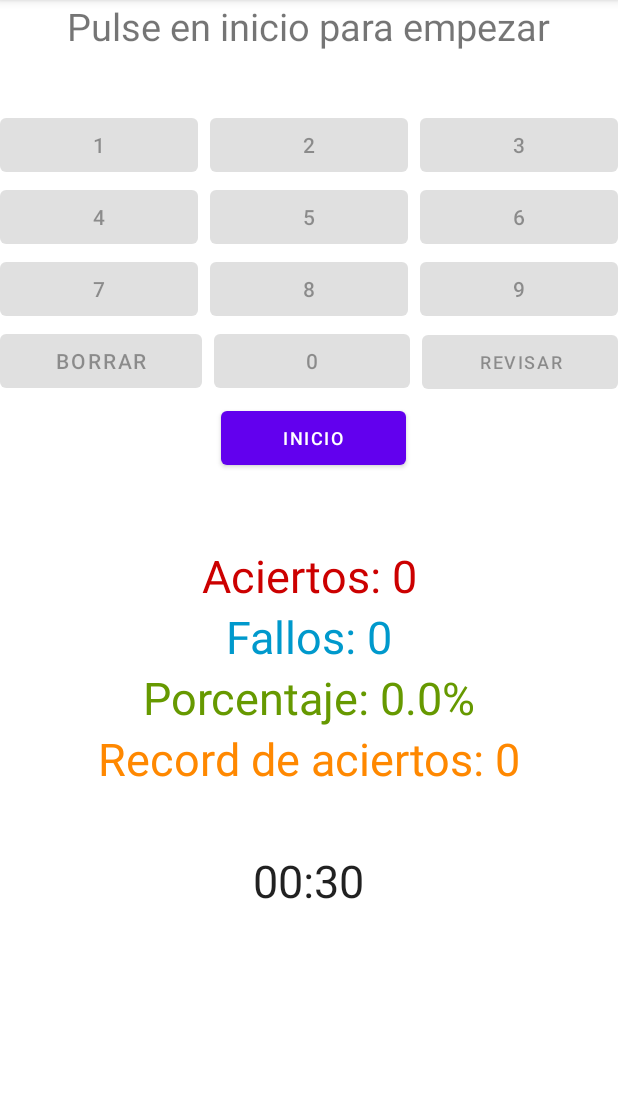
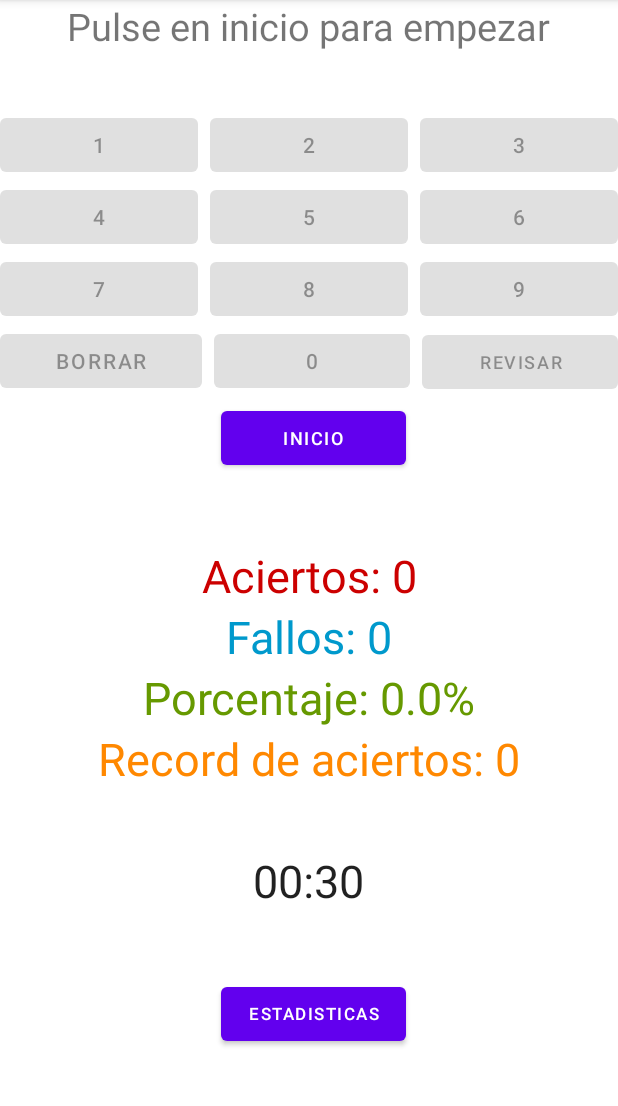
Before and after one commit to cargonare/Calculadora, an Android app: the screen it shows after launch (MainActivity), on a phone screen of 412 x 824 dp, the part 84-1190 px from its top. Run offline under Robolectric (Android 15) with nearby library versions, the phone set to English and light mode, and no system bars.

Commit message:
Añadidas estadísticas

```diff
--- a/app/src/main/AndroidManifest.xml
+++ b/app/src/main/AndroidManifest.xml
@@ -12,6 +12,9 @@
         android:theme="@style/Theme.Calculadora"
         tools:targetApi="31">
         <activity
+            android:name=".Estadisticas"
+            android:exported="false" />
+        <activity
             android:name=".MainActivity"
             android:exported="true">
             <intent-filter>
--- a/app/src/main/java/com/example/calculadora/MainActivity.java
+++ b/app/src/main/java/com/example/calculadora/MainActivity.java
@@ -3,8 +3,10 @@ package com.example.calculadora;
 import androidx.appcompat.app.AppCompatActivity;
 
 import android.annotation.SuppressLint;
+import android.content.Intent;
 import android.os.Bundle;
 import android.os.CountDownTimer;
+import android.os.Parcelable;
 import android.os.SystemClock;
 import android.text.Editable;
 import android.text.TextWatcher;
@@ -15,6 +17,8 @@ import android.widget.TextView;
 import android.widget.Toast;
 
 import java.text.DecimalFormat;
+import java.util.ArrayList;
+import java.util.List;
 import java.util.Random;
 
 public class MainActivity extends AppCompatActivity {
@@ -22,12 +26,13 @@ public class MainActivity extends AppCompatActivity {
     private int idBotones[]={R.id.button0,R.id.button1,R.id.button2,R.id.button3,R.id.button4,R.id.button5,
             R.id.button6,R.id.button7,R.id.button8,R.id.button9};
     private Button botones[]=new Button[10];
-    private Button borrar, comprobar, reiniciar, iniciar;
+    private Button borrar, comprobar, reiniciar, iniciar, estadisticas;
     private TextView tvAciertos,tvFallos,tvOperacion,tvResultado,tvPorcentaje,tvRecord, tvTitulo;
-    private int res,input,aciertos=0, fallos=0, record=0;
+    private int res,input,aciertos=0, fallos=0, record=0, index=1;
     private double porcentaje=0.0;
     private String stringRes, stringInput;
     Chronometer cronometro;
+    ArrayList<Resultado> listaResultados = new ArrayList<Resultado>();
 
     private CountDownTimer cuentaAtras;
     @SuppressLint("MissingInflatedId")
@@ -49,6 +54,7 @@ public class MainActivity extends AppCompatActivity {
         iniciar=findViewById(R.id.buttonInicio);
         cronometro=findViewById(R.id.chronometer);
         tvTitulo=findViewById(R.id.textViewTitle);
+        estadisticas=findViewById(R.id.buttonEstadisticas);
 
 
         tvAciertos.setText("Aciertos: " + aciertos);
@@ -72,6 +78,7 @@ public class MainActivity extends AppCompatActivity {
             iniciar.setVisibility(View.GONE);
             reiniciar.setVisibility(View.VISIBLE);
             tvTitulo.setText("Operación");
+            estadisticas.setEnabled(false);
             activarBotones();
             generaOperacion();
             if(cuentaAtras!=null){
@@ -141,6 +148,16 @@ public class MainActivity extends AppCompatActivity {
         });
 
 
+        Bundle bundle = new Bundle();
+        bundle.putParcelableArrayList("listaResultados", listaResultados);
+
+        Intent intent = new Intent(this, Estadisticas.class);
+        intent.putExtras(bundle);
+
+        estadisticas.setOnClickListener(view -> {
+            startActivity(intent);
+        });
+
     }
 
     private void activarBotones() {
@@ -164,11 +181,13 @@ public class MainActivity extends AppCompatActivity {
             public void onFinish() {
                 cronometro.setText("00:00");
                 Toast.makeText(MainActivity.this, "Se acabó el tiempo, has conseguido " + aciertos + " aciertos", Toast.LENGTH_SHORT).show();
+                listaResultados.add(new Resultado(index,aciertos,fallos,porcentaje));
                 actualizar();
                 tvOperacion.setText("");
                 tvTitulo.setText("Pulse en inicio para empezar");
                 iniciar.setVisibility(View.VISIBLE);
                 reiniciar.setVisibility(View.GONE);
+                estadisticas.setEnabled(true);
                 tvOperacion.setText("");
                 desactivarBotones();
             }
@@ -186,6 +205,7 @@ public class MainActivity extends AppCompatActivity {
         Toast.makeText(MainActivity.this, "Has reiniciado partida, has consegido " + aciertos + " aciertos", Toast.LENGTH_SHORT).show();
         iniciar.setVisibility(View.VISIBLE);
         reiniciar.setVisibility(View.GONE);
+        estadisticas.setEnabled(true);
         tvResultado.setText("");
         tvOperacion.setText("");
         desactivarBotones();
@@ -194,12 +214,14 @@ public class MainActivity extends AppCompatActivity {
         cronometro.setText("00" + ":" + "30");
         borrar.setEnabled(false);
         comprobar.setEnabled(false);
+        listaResultados.add(new Resultado(index,aciertos,fallos,porcentaje));
         actualizar();
         //generaOperacion();
     }
 
     private void actualizar() {
 
+        index++;
 
         if(aciertos>record){
             record=aciertos;
--- a/app/src/main/res/layout/activity_main.xml
+++ b/app/src/main/res/layout/activity_main.xml
@@ -189,7 +189,7 @@
             android:text="@string/Inicio"
             android:textSize="12dp" />
         <TextView
-            android:id="@+id/textViewNulo1"
+            android:id="@+id/textViewNulo6"
             android:layout_width="422dp"
             android:layout_height="match_parent"
             android:layout_weight="1"
@@ -199,7 +199,7 @@
     </LinearLayout>
 
     <TextView
-        android:id="@+id/textViewNulo3"
+        android:id="@+id/textViewNulo4"
         android:layout_width="422dp"
         android:layout_height="match_parent"
         android:layout_weight="1"
@@ -265,4 +265,47 @@
         android:gravity="center"
         android:layout_gravity="center"/>
 
+    <TextView
+        android:id="@+id/textViewNulo3"
+        android:layout_width="422dp"
+        android:layout_height="match_parent"
+        android:layout_weight="1"
+        android:text="5"
+        android:textSize="30sp"
+        android:visibility="invisible" />
+
+    <LinearLayout
+        android:layout_width="match_parent"
+        android:layout_height="58dp"
+        android:divider="@drawable/divider"
+        android:orientation="horizontal"
+        android:showDividers="middle">
+
+
+        <TextView
+            android:id="@+id/textViewNulo5"
+            android:layout_width="427dp"
+            android:layout_height="match_parent"
+            android:layout_weight="1"
+            android:text="7"
+            android:textSize="30sp"
+            android:visibility="invisible" />
+
+        <Button
+            android:id="@+id/buttonEstadisticas"
+            android:layout_width="411dp"
+            android:layout_height="wrap_content"
+            android:layout_weight="1"
+            android:text="@string/Estadisticas"
+            android:textSize="11dp" />
+        <TextView
+            android:id="@+id/textViewNulo1"
+            android:layout_width="422dp"
+            android:layout_height="match_parent"
+            android:layout_weight="1"
+            android:text="1"
+            android:textSize="30sp"
+            android:visibility="invisible" />
+    </LinearLayout>
+
 </LinearLayout>
--- a/app/src/main/res/values/strings.xml
+++ b/app/src/main/res/values/strings.xml
@@ -19,4 +19,5 @@
     <string name="Record">Record</string>
     <string name="Reiniciar">Reiniciar</string>
     <string name="Inicio">Inicio</string>
+    <string name="Estadisticas">Estadisticas</string>
 </resources>
```
Also changed, not shown: app/src/main/java/com/example/calculadora/Estadisticas.java (added, +74 -0 lines), app/src/main/java/com/example/calculadora/Resultado.java (added, +96 -0 lines), app/src/main/res/layout/activity_estadisticas.xml (added, +38 -0 lines), app/src/main/res/layout/list_view.xml (added, +32 -0 lines).
